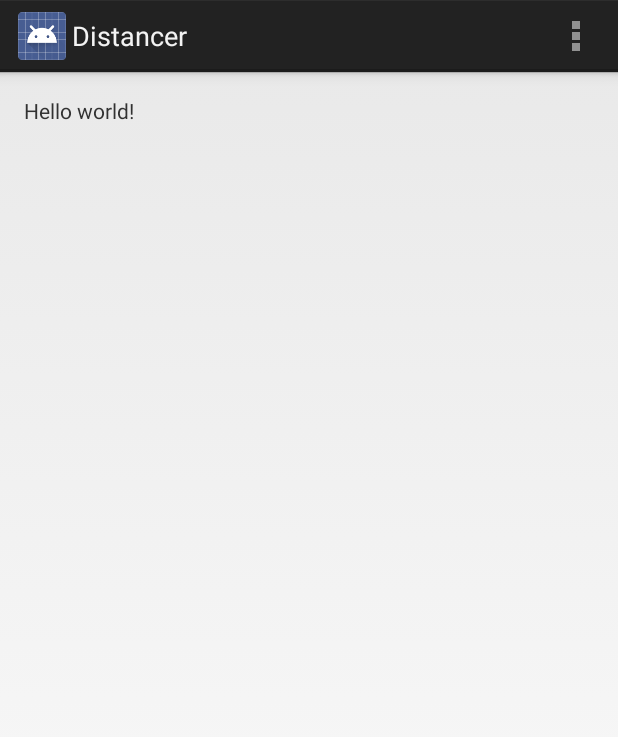
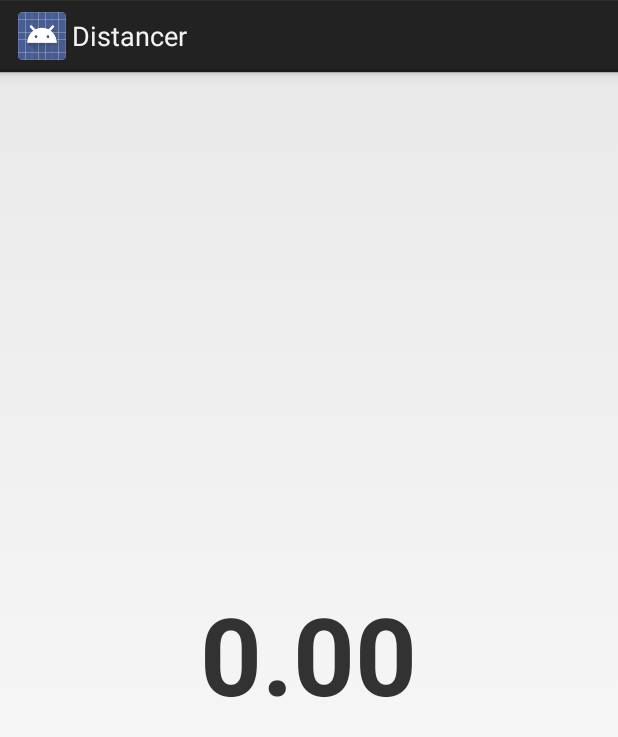
Before and after one commit to b67416/MDF3_Wahle, an Android app: the screen it shows after launch (Distancer), on a phone screen of 412 x 824 dp. Shown: the top 737 px of the screen. Run offline under Robolectric (Android 15) with nearby library versions, the phone set to English and light mode, and no system bars; 1 statement that could not run was skipped.

Commit message:
added gps functions

```diff
--- a/Distancer/app/src/main/AndroidManifest.xml
+++ b/Distancer/app/src/main/AndroidManifest.xml
@@ -1,6 +1,9 @@
 <?xml version="1.0" encoding="utf-8"?>
 <manifest xmlns:android="http://schemas.android.com/apk/res/android"
     package="com.ryanwahle.distancer" >
+
+    <uses-permission android:name="android.permission.ACCESS_FINE_LOCATION" />
+    <uses-permission android:name="android.permission.INTERNET" />
 
     <application
         android:allowBackup="true"
@@ -9,7 +12,8 @@
         android:theme="@style/AppTheme" >
         <activity
             android:name=".Distancer"
-            android:label="@string/app_name" >
+            android:label="@string/app_name"
+            android:screenOrientation="portrait">
             <intent-filter>
                 <action android:name="android.intent.action.MAIN" />
 
--- a/Distancer/app/src/main/java/com/ryanwahle/distancer/Distancer.java
+++ b/Distancer/app/src/main/java/com/ryanwahle/distancer/Distancer.java
@@ -1,24 +1,73 @@
 package com.ryanwahle.distancer;
 
 import android.app.Activity;
+import android.content.Context;
+import android.location.Location;
+import android.location.LocationListener;
+import android.location.LocationManager;
 import android.os.Bundle;
 import android.view.Menu;
 import android.view.MenuItem;
+import android.widget.TextView;
 
 
-public class Distancer extends Activity {
+public class Distancer extends Activity implements LocationListener {
+
+    private TextView myTextView = null;
+    private Location oldLocation = null;
+    private float totalMetersDistance = 0.0f;
 
     @Override
     protected void onCreate(Bundle savedInstanceState) {
         super.onCreate(savedInstanceState);
         setContentView(R.layout.activity_distancer);
+
+        LocationManager locationManager = (LocationManager) getSystemService(Context.LOCATION_SERVICE);
+
+        locationManager.requestLocationUpdates(LocationManager.GPS_PROVIDER, 3000, 5, this);
+
+        myTextView = (TextView) findViewById(R.id.textView);
+    }
+
+    @Override
+    public void onLocationChanged(Location location) {
+
+        float distanceBetweenCurrentAndOldLocation = 0;
+        if (oldLocation != null) {
+            distanceBetweenCurrentAndOldLocation = location.distanceTo(oldLocation);
+            addMetersToTotalDistance(distanceBetweenCurrentAndOldLocation);
+        }
+
+        oldLocation = location;
+
+        String str = "" + location.getLatitude() + "," + location.getLongitude() + " Dist: " + distanceBetweenCurrentAndOldLocation + "\n";
+
+
+        //myTextView.append(str);
+
+        //Toast.makeText(getBaseContext(), str, Toast.LENGTH_LONG).show();
+    }
+
+    @Override
+    public void onProviderDisabled(String provider) {
+        //Do Nothing
+    }
+
+    @Override
+    public void onProviderEnabled(String provider) {
+        // Do nothing
+    }
+
+    @Override
+    public void onStatusChanged(String provider, int status, Bundle extras) {
+        // Do nothing
     }
 
 
     @Override
     public boolean onCreateOptionsMenu(Menu menu) {
         // Inflate the menu; this adds items to the action bar if it is present.
-        getMenuInflater().inflate(R.menu.distancer, menu);
+        getMenuInflater().inflate(R.menu.my, menu);
         return true;
     }
 
@@ -33,4 +82,16 @@ public class Distancer extends Activity {
         }
         return super.onOptionsItemSelected(item);
     }
+
+    private void addMetersToTotalDistance(float meters) {
+        totalMetersDistance = totalMetersDistance + meters;
+        updateTotalMiles();
+    }
+
+    private void updateTotalMiles() {
+        String totalMilesString = String.format("%.2f", totalMetersDistance * 0.00062137);
+
+        //Toast.makeText(getBaseContext(), totalMilesString, Toast.LENGTH_LONG).show();
+        myTextView.setText(totalMilesString);
+    }
 }
--- a/Distancer/app/src/main/res/layout/activity_distancer.xml
+++ b/Distancer/app/src/main/res/layout/activity_distancer.xml
@@ -9,8 +9,13 @@
     tools:context=".Distancer">
 
     <TextView
-        android:text="@string/hello_world"
         android:layout_width="wrap_content"
-        android:layout_height="wrap_content" />
+        android:layout_height="wrap_content"
+        android:id="@+id/textView"
+        android:text="0.00"
+        android:textStyle="bold"
+        android:textSize="72dp"
+        android:layout_centerVertical="true"
+        android:layout_centerHorizontal="true" />
 
 </RelativeLayout>
```
